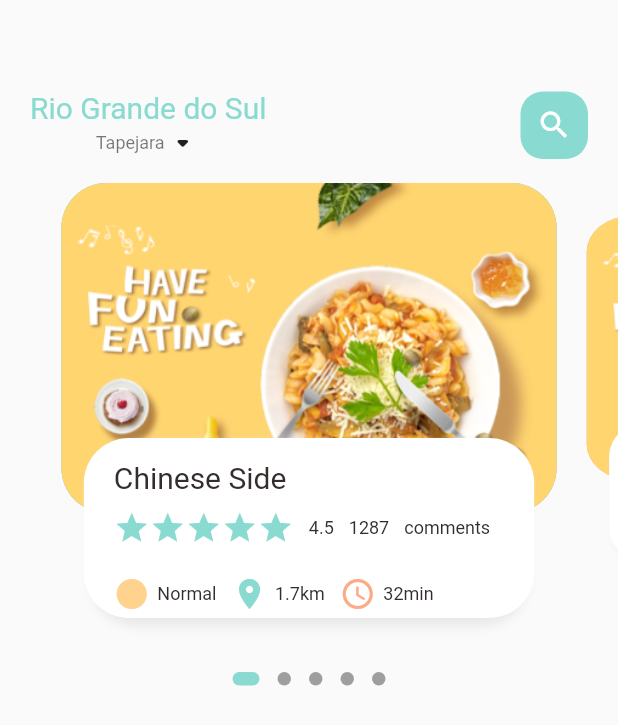
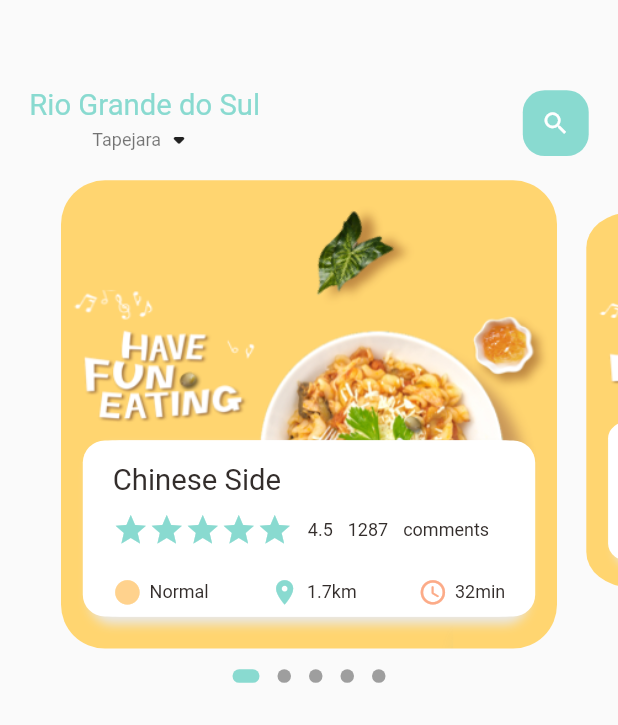
Before and after one commit to williamsimionatto/food_app, a Flutter app: the screen it shows after launch, on a phone screen of 412 x 824 dp. Shown: the top 725 px of the screen. Run offline on Flutter 3.47's test engine with Material 2 defaults, Android fonts, the phone set to English and light mode, and no system bars; drawn by our look-alikes of dots_indicator; our stand-ins replace get.

Commit message:
feat: using dynamic dimensions

```diff
--- a/lib/ui/pages/home/food_page_body.dart
+++ b/lib/ui/pages/home/food_page_body.dart
@@ -1,9 +1,11 @@
+import 'package:flutter/material.dart';
+
 import 'package:delivery_food_app/ui/utils/colors.dart';
+import 'package:delivery_food_app/ui/utils/dimensions.dart';
 import 'package:delivery_food_app/ui/widgets/big_text.dart';
 import 'package:delivery_food_app/ui/widgets/icon_text.dart';
 import 'package:delivery_food_app/ui/widgets/small_text.dart';
 import 'package:dots_indicator/dots_indicator.dart';
-import 'package:flutter/material.dart';
 
 class FoodPageBody extends StatefulWidget {
   const FoodPageBody({super.key});
@@ -59,7 +61,7 @@ class _FoodPageBodyState extends State<FoodPageBody> {
 
   Widget _buildPageItem(int index) {
     Matrix4 matrix = Matrix4.identity();
-    double height = 220;
+    double height = Dimensions.pageViewContainer;
 
     if (index == _currentPageValue.floor()) {
       var currentScale = 1 - (_currentPageValue - index) * (1 - _scaleFactor);
@@ -94,13 +96,13 @@ class _FoodPageBodyState extends State<FoodPageBody> {
       child: Stack(
         children: [
           Container(
-            height: height,
-            margin: const EdgeInsets.only(left: 10, right: 10),
+            height: Dimensions.pageViewHeight,
+            margin: EdgeInsets.only(
+              left: Dimensions.width10,
+              right: Dimensions.width10,
+            ),
             decoration: BoxDecoration(
-              borderRadius: BorderRadius.circular(30),
-              color: index.isEven
-                  ? const Color(0xFF69c5DF)
-                  : const Color(0xFFf8a170),
+              borderRadius: BorderRadius.circular(Dimensions.radius30),
               image: const DecorationImage(
                 image: AssetImage('assets/image/food0.png'),
                 fit: BoxFit.cover,
@@ -110,10 +112,14 @@ class _FoodPageBodyState extends State<FoodPageBody> {
           Align(
             alignment: Alignment.bottomCenter,
             child: Container(
-              height: 120,
-              margin: const EdgeInsets.only(left: 30, right: 30, bottom: 30),
+              height: Dimensions.pageViewTextContainer,
+              margin: EdgeInsets.only(
+                left: Dimensions.widtht30,
+                right: Dimensions.widtht30,
+                bottom: Dimensions.widtht30,
+              ),
               decoration: BoxDecoration(
-                borderRadius: BorderRadius.circular(30),
+                borderRadius: BorderRadius.circular(Dimensions.radius15),
                 color: Colors.white,
                 boxShadow: const [
                   BoxShadow(
@@ -132,12 +138,16 @@ class _FoodPageBodyState extends State<FoodPageBody> {
                 ],
               ),
               child: Container(
-                padding: const EdgeInsets.only(top: 15, left: 15, right: 15),
+                padding: EdgeInsets.only(
+                  top: Dimensions.height15,
+                  left: 15,
+                  right: 15,
+                ),
                 child: Column(
                   crossAxisAlignment: CrossAxisAlignment.start,
                   children: <Widget>[
                     const BigText(text: 'Chinese Side'),
-                    const SizedBox(height: 10),
+                    SizedBox(height: Dimensions.height10),
                     Row(
                       children: [
                         Wrap(
@@ -156,21 +166,20 @@ class _FoodPageBodyState extends State<FoodPageBody> {
                         const SmallText(text: "comments"),
                       ],
                     ),
-                    const SizedBox(height: 20),
+                    SizedBox(height: Dimensions.height20),
                     Row(
+                      mainAxisAlignment: MainAxisAlignment.spaceBetween,
                       children: const <Widget>[
                         IconText(
                           icon: Icons.circle_sharp,
                           text: "Normal",
                           iconColor: AppColors.iconColor1,
                         ),
-                        SizedBox(width: 10),
                         IconText(
                           icon: Icons.location_on,
                           text: "1.7km",
                           iconColor: AppColors.mainColor,
                         ),
-                        SizedBox(width: 10),
                         IconText(
                           icon: Icons.access_time_rounded,
                           text: "32min",
--- a/lib/ui/pages/home/food_page_head.dart
+++ b/lib/ui/pages/home/food_page_head.dart
@@ -1,6 +1,8 @@
+import 'package:flutter/material.dart';
+
 import 'package:delivery_food_app/ui/utils/colors.dart';
+import 'package:delivery_food_app/ui/utils/dimensions.dart';
 import 'package:delivery_food_app/ui/widgets/widgets.dart';
-import 'package:flutter/material.dart';
 
 class FoodPageHead extends StatelessWidget {
   const FoodPageHead({
@@ -9,10 +11,16 @@ class FoodPageHead extends StatelessWidget {
 
   @override
   Widget build(BuildContext context) {
-    return Container(
+    return SizedBox(
       child: Container(
-        margin: const EdgeInsets.only(top: 60, bottom: 15),
-        padding: const EdgeInsets.only(left: 20, right: 20),
+        margin: EdgeInsets.only(
+          top: Dimensions.height60,
+          bottom: Dimensions.height15,
+        ),
+        padding: EdgeInsets.only(
+          left: Dimensions.widtht20,
+          right: Dimensions.widtht20,
+        ),
         child: Row(
           mainAxisAlignment: MainAxisAlignment.spaceBetween,
           children: [
@@ -35,13 +43,17 @@ class FoodPageHead extends StatelessWidget {
             ),
             Center(
               child: Container(
-                width: 45,
-                height: 45,
+                width: Dimensions.height45,
+                height: Dimensions.height45,
                 decoration: BoxDecoration(
-                  borderRadius: BorderRadius.circular(15),
+                  borderRadius: BorderRadius.circular(Dimensions.radius15),
                   color: AppColors.mainColor,
                 ),
-                child: const Icon(Icons.search, color: Colors.white),
+                child: Icon(
+                  Icons.search,
+                  color: Colors.white,
+                  size: Dimensions.iconSize20,
+                ),
               ),
             )
           ],
--- /dev/null
+++ b/lib/ui/utils/dimensions.dart
@@ -0,0 +1,32 @@
+import 'package:get/get.dart';
+
+class Dimensions {
+  static double? screenHeight = Get.context?.height;
+  static double? screenWidth = Get.context?.height;
+
+  static double pageViewHeight = screenHeight! / 2.64;
+  static double pageViewContainer = screenHeight! / 3.84;
+  static double pageViewTextContainer = screenHeight! / 7.03;
+
+  static double height10 = screenHeight! / 84.4;
+  static double height15 = screenHeight! / 56.27;
+  static double height20 = screenHeight! / 42.2;
+  static double height30 = screenHeight! / 28.13;
+  static double height45 = screenHeight! / 18.75;
+  static double height60 = screenHeight! / 14.06;
+
+  static double width10 = screenHeight! / 84.4;
+  static double width15 = screenHeight! / 56.27;
+  static double widtht20 = screenHeight! / 42.2;
+  static double widtht30 = screenHeight! / 28.13;
+  static double widtht45 = screenHeight! / 18.75;
+  static double widtht60 = screenHeight! / 14.06;
+
+  static double font20 = screenHeight! / 42.2;
+
+  static double radius15 = screenHeight! / 56.27;
+  static double radius20 = screenHeight! / 42.2;
+  static double radius30 = screenHeight! / 28.13;
+
+  static double iconSize20 = screenHeight! / 42.2;
+}
--- a/lib/ui/widgets/big_text.dart
+++ b/lib/ui/widgets/big_text.dart
@@ -1,4 +1,5 @@
 import 'package:delivery_food_app/ui/utils/colors.dart';
+import 'package:delivery_food_app/ui/utils/dimensions.dart';
 import 'package:flutter/cupertino.dart';
 
 class BigText extends StatelessWidget {
@@ -10,7 +11,7 @@ class BigText extends StatelessWidget {
   const BigText({
     required this.text,
     this.color = AppColors.mainBlackColor,
-    this.fontSize = 20,
+    this.fontSize = 0,
     this.overflow = TextOverflow.ellipsis,
     super.key,
   });
@@ -22,7 +23,7 @@ class BigText extends StatelessWidget {
       overflow: overflow,
       style: TextStyle(
         color: color,
-        fontSize: fontSize,
+        fontSize: fontSize == 0 ? Dimensions.font20 : fontSize,
         fontWeight: FontWeight.w400,
         fontFamily: 'Roboto',
       ),
--- a/lib/ui/widgets/icon_text.dart
+++ b/lib/ui/widgets/icon_text.dart
@@ -1,3 +1,4 @@
+import 'package:delivery_food_app/ui/utils/dimensions.dart';
 import 'package:delivery_food_app/ui/widgets/small_text.dart';
 import 'package:flutter/material.dart';
 
@@ -20,6 +21,7 @@ class IconText extends StatelessWidget {
         Icon(
           icon,
           color: iconColor,
+          size: Dimensions.iconSize20,
         ),
         const SizedBox(width: 5),
         SmallText(text: text)
```
